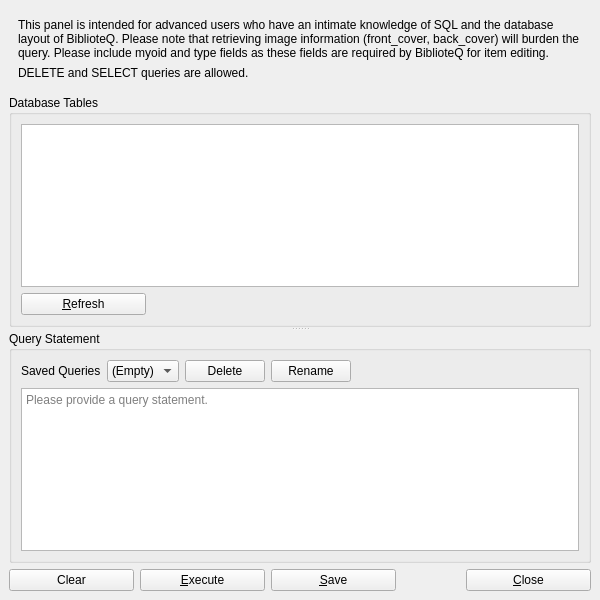
First picture: the form in UI/biblioteq_customquery.ui, repository textbrowser/biblioteq, before the edit.
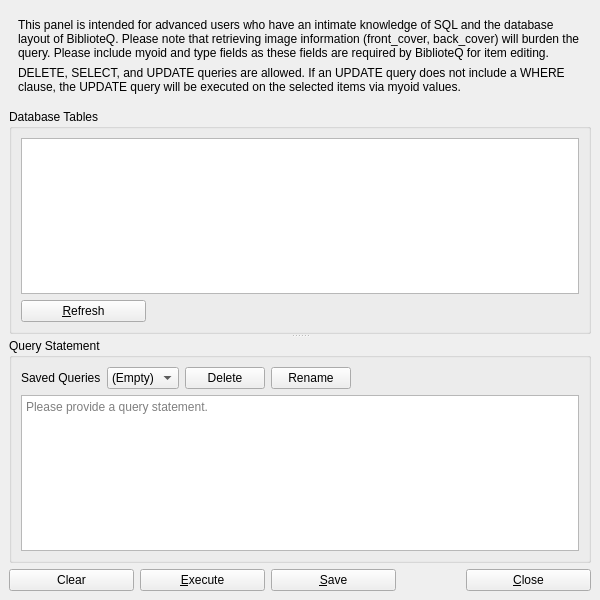
Second picture: the form after the edit. Icons and pictures are not drawn.

```diff
--- a/UI/biblioteq_customquery.ui
+++ b/UI/biblioteq_customquery.ui
@@ -35,7 +35,7 @@
        <item>
         <widget class="QLabel" name="label_2">
          <property name="text">
-          <string>DELETE and SELECT queries are allowed.</string>
+          <string>DELETE, SELECT, and UPDATE queries are allowed. If an UPDATE query does not include a WHERE clause, the UPDATE query will be executed on the selected items via myoid values.</string>
          </property>
          <property name="wordWrap">
           <bool>true</bool>
```
